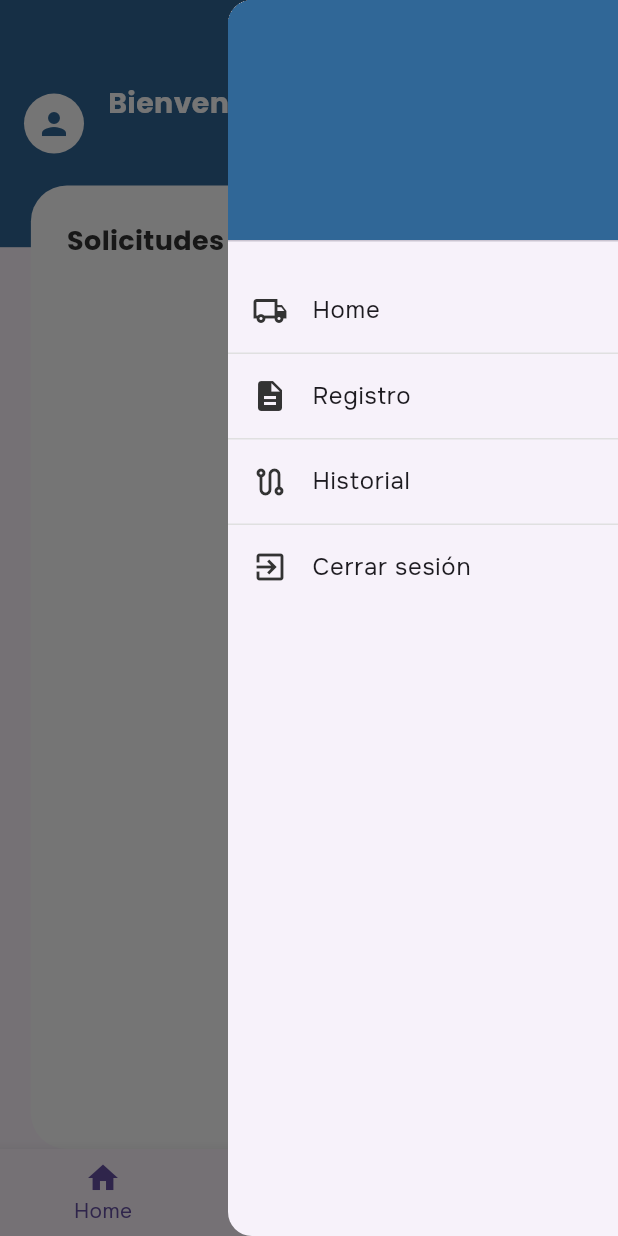
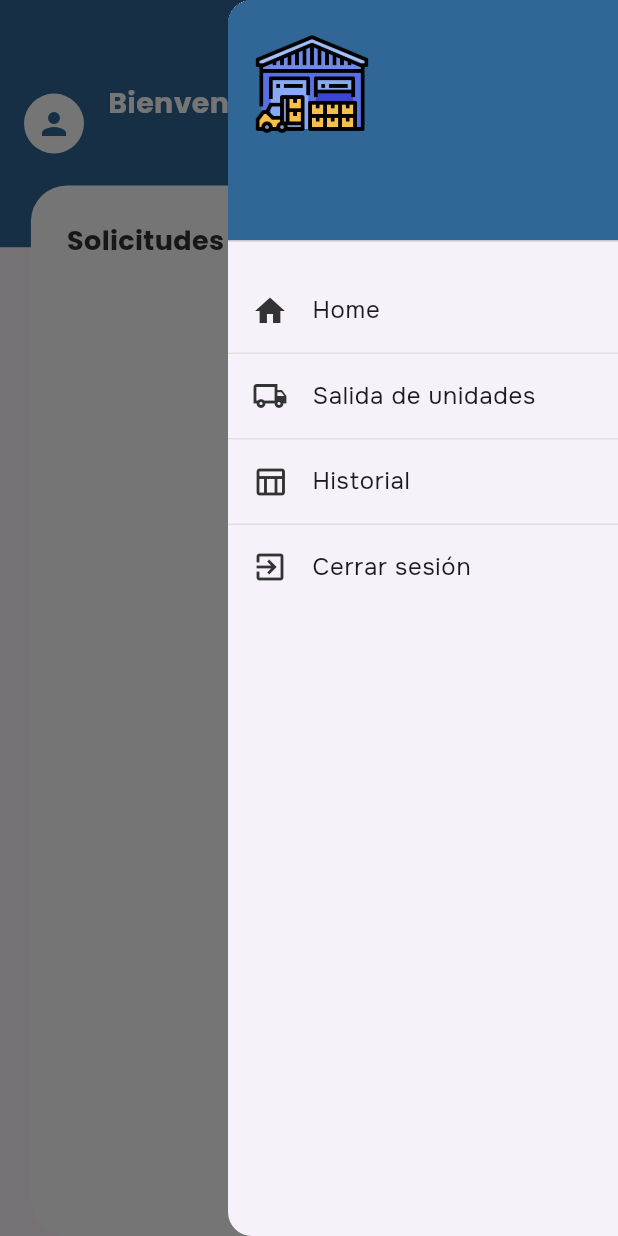
Before and after one commit to silverblade34/app_signiafase2, a Flutter app: the HomePage screen opened by its route, with the side drawer open, on a phone screen of 412 x 824 dp. Run offline on Flutter 3.47's test engine with Material 3 defaults, Android fonts, the phone set to English and light mode, and no system bars; our stand-ins replace dio, flutter_dotenv, flutter_spinkit, get, get_storage, shared_preferences and 1 more; accounts and stored records are empty; network calls fail; statements that could not run were skipped.

Commit message:
feat: units exists

```diff
--- a/lib/config/constants/assets.dart
+++ b/lib/config/constants/assets.dart
@@ -1,6 +1,7 @@
 class AppAssets {
   static const String splashImage = 'assets/images/splash_furgon.gif';
   static const String loginImage = 'assets/images/login_fase2.png';
+  static const String almacenLogoImage = 'assets/images/icono-almacen.png';
   static const String homeSalidaUnidades = 'assets/images/salidaUnidades.png';
-    static const String homeListaEspera = 'assets/images/listaEspera.png';
+  static const String homeListaEspera = 'assets/images/listaEspera.png';
 }
--- a/lib/core/widgets/drawer_body.dart
+++ b/lib/core/widgets/drawer_body.dart
@@ -16,16 +16,16 @@ class DrawerBodyWidget extends StatelessWidget {
     // Datos del menú
     dynamic storedData = [
       {"title": "Home", "route": "/home", "key": "home"},
-      {"title": "Registro", "route": "/units", "key": "units"},
+      {"title": "Salida de unidades", "route": "/units", "key": "units"},
       {"title": "Historial", "route": "/record", "key": "record"},
       {"title": "Cerrar sesión", "route": "/logout", "key": null}
     ];
 
     // Definir íconos para cada opción de menú
     final List<IconData> allIcons = [
-      Icons.local_shipping_outlined, // Abastecer
-      Icons.description, // Tickets
-      Icons.route_outlined, // Guías
+      Icons.home, // Abastecer
+      Icons.local_shipping_outlined, // Tickets
+      Icons.table_chart_outlined, // Guías
       Icons.exit_to_app, // Cerrar sesión
     ];
 
--- a/lib/core/widgets/slidebar.dart
+++ b/lib/core/widgets/slidebar.dart
@@ -1,9 +1,9 @@
+import 'package:app_signiafase2/config/constants/assets.dart';
 import 'package:app_signiafase2/config/constants/colors.dart';
 import 'package:app_signiafase2/core/widgets/drawer_body.dart';
 import 'package:flutter/material.dart';
 
-Drawer slidebarDrawer(
-    {required String nameConductor}) {
+Drawer slidebarDrawer({required String nameConductor}) {
   return Drawer(
     width: 260,
     child: ListView(
@@ -16,8 +16,10 @@ Drawer slidebarDrawer(
           child: Column(
             crossAxisAlignment: CrossAxisAlignment.start,
             children: [
-              const SizedBox(
-                height: 20,
+              Image.asset(
+                AppAssets.almacenLogoImage,
+                width: 80,
+                height: 80,
               ),
               Text(
                 nameConductor,
--- a/lib/features/home/presentation/pages/home_page.dart
+++ b/lib/features/home/presentation/pages/home_page.dart
@@ -57,6 +57,21 @@ class HomePage extends GetView<HomeController> {
               ),
             ),
           ),
+          Builder(
+            builder: (context) => Align(
+              alignment: Alignment.topRight,
+              child: Padding(
+                padding: const EdgeInsets.only(top: 30),
+                child: IconButton(
+                  icon: const Icon(Icons.menu, color: Colors.white),
+                  onPressed: () {
+                    Scaffold.of(context).openEndDrawer();
+                  },
+                ),
+              ),
+            ),
+          ),
+          // Menu icon
           Center(
             child: Container(
               margin: EdgeInsets.only(
@@ -98,6 +113,8 @@ class HomePage extends GetView<HomeController> {
                                   Text(
                                       "Clave: ${request.clavesalida.toString()}"),
                                   Text(
+                                      "Fecha: ${request.fechacierre.toString()}"),
+                                  Text(
                                       "Comentario: ${request.comentarios.toString()}"),
                                 ],
                               ),
@@ -125,26 +142,6 @@ class HomePage extends GetView<HomeController> {
           ),
         ],
       ),
-      bottomNavigationBar: Obx(() => BottomNavigationBar(
-            currentIndex: controller.selectedTabIndex.value,
-            onTap: (index) {
-              controller.selectedTabIndex.value = index;
-            },
-            items: const [
-              BottomNavigationBarItem(
-                icon: Icon(Icons.home),
-                label: 'Home',
-              ),
-              BottomNavigationBarItem(
-                icon: Icon(Icons.edit),
-                label: 'Registro',
-              ),
-              BottomNavigationBarItem(
-                icon: Icon(Icons.history),
-                label: 'Historial',
-              ),
-            ],
-          )),
     );
   }
 }
--- a/lib/features/units/controllers/units_controller.dart
+++ b/lib/features/units/controllers/units_controller.dart
@@ -23,7 +23,7 @@ class UnitsController extends GetxController {
   TextEditingController nombreAuxiliar1 = TextEditingController();
   TextEditingController auxiliar2 = TextEditingController();
   TextEditingController nombreAuxiliar2 = TextEditingController();
-
+  RxString nameUser = "".obs;
   var selectedDestino = ''.obs;
   var listaDestino = <DestinoDto>[].obs;
   var selectedTipoDocumentoConductor = ''.obs;
@@ -36,6 +36,7 @@ class UnitsController extends GetxController {
   void onInit() async {
     super.onInit();
     origen.text = box.read("nameBase");
+    nameUser.value = box.read("nameUser");
     await Future.wait([
       getDestinos(),
       getTipoDocumentos(),
--- a/lib/features/units/presentation/widgets/form_field.dart
+++ b/lib/features/units/presentation/widgets/form_field.dart
@@ -28,10 +28,8 @@ class FormFieldSalida extends StatelessWidget {
         ),
         TextField(
           controller: value,
-          style: const TextStyle(color: Colors.white),
           decoration: const InputDecoration(
             border: OutlineInputBorder(),
-            fillColor: Colors.black,
             filled: true,
           ),
         ),
--- a/pubspec.yaml
+++ b/pubspec.yaml
@@ -34,6 +34,7 @@ dependencies:
   get: ^4.6.6
   dio: ^5.6.0
   intl: ^0.20.1
+  shared_preferences: ^2.2.3
   flutter_dotenv: ^5.1.0
   permission_handler: ^11.3.1
   wakelock_plus: ^1.2.5
```
Also changed, not shown: lib/config/constants/fonts.dart (+4 -4 lines), lib/features/home/controllers/home_controller.dart (+12 -1 lines), lib/features/login/controllers/login_controller.dart (+18 -0 lines), lib/features/units/presentation/pages/units_page.dart (+11 -23 lines), lib/features/units/presentation/widgets/tab_general.dart (+34 -45 lines), lib/features/units/presentation/widgets/tab_resguardo.dart (+2 -6 lines), assets/images/icono-almacen.png (added), pubspec.lock, 1 other file.
